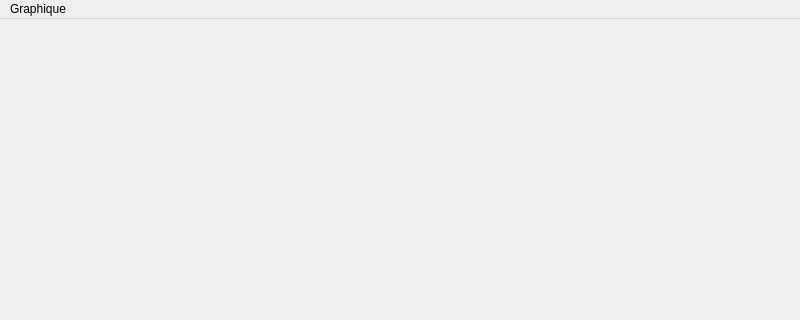
Cortard/QualiDev, file Titanic/titanic.ui: the form before one commit; both pictures show x 0 to 800 and y 0 to 320 of the 800 by 600 pixel window.
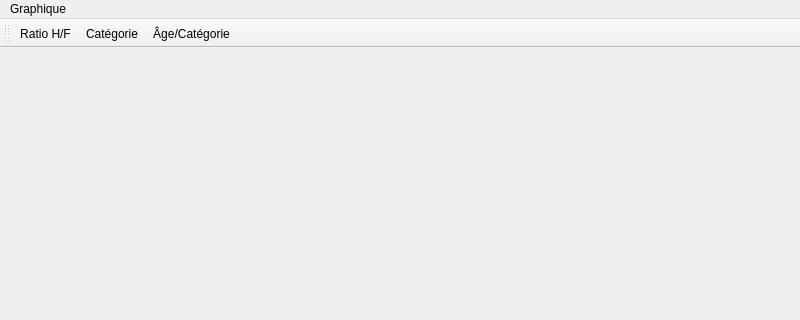
The form after the commit.

Commit message: end titanic

```diff
--- a/Titanic/titanic.ui
+++ b/Titanic/titanic.ui
@@ -28,23 +28,37 @@
      <string>Graphique</string>
     </property>
     <addaction name="actionRatio_H_F"/>
-    <addaction name="actionCat_gorie"/>
-    <addaction name="action_ge_Cat_gorie"/>
+    <addaction name="actionCategorie"/>
+    <addaction name="actionAgeCategorie"/>
    </widget>
    <addaction name="menuGraphique"/>
   </widget>
   <widget class="QStatusBar" name="statusbar"/>
+  <widget class="QToolBar" name="toolBar">
+   <property name="windowTitle">
+    <string>toolBar</string>
+   </property>
+   <attribute name="toolBarArea">
+    <enum>TopToolBarArea</enum>
+   </attribute>
+   <attribute name="toolBarBreak">
+    <bool>false</bool>
+   </attribute>
+   <addaction name="actionRatio_H_F"/>
+   <addaction name="actionCategorie"/>
+   <addaction name="actionAgeCategorie"/>
+  </widget>
   <action name="actionRatio_H_F">
    <property name="text">
     <string>Ratio H/F</string>
    </property>
   </action>
-  <action name="actionCat_gorie">
+  <action name="actionCategorie">
    <property name="text">
     <string>Catégorie</string>
    </property>
   </action>
-  <action name="action_ge_Cat_gorie">
+  <action name="actionAgeCategorie">
    <property name="text">
     <string>Âge/Catégorie</string>
    </property>
```
The commit also changes 13 other files.
